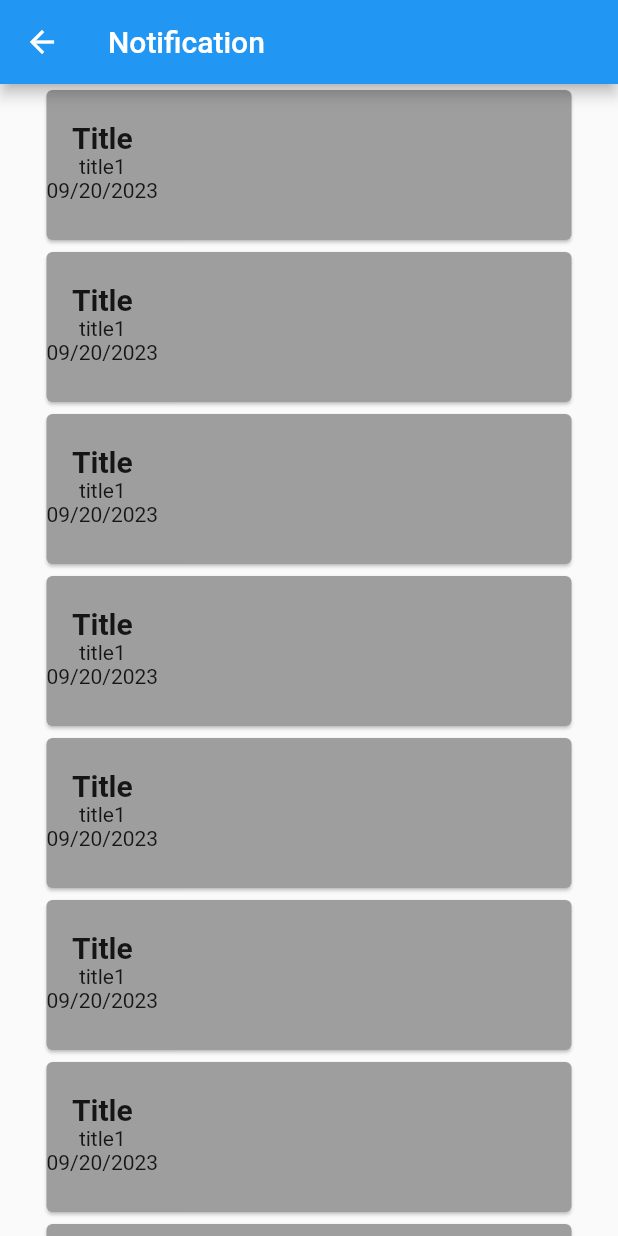
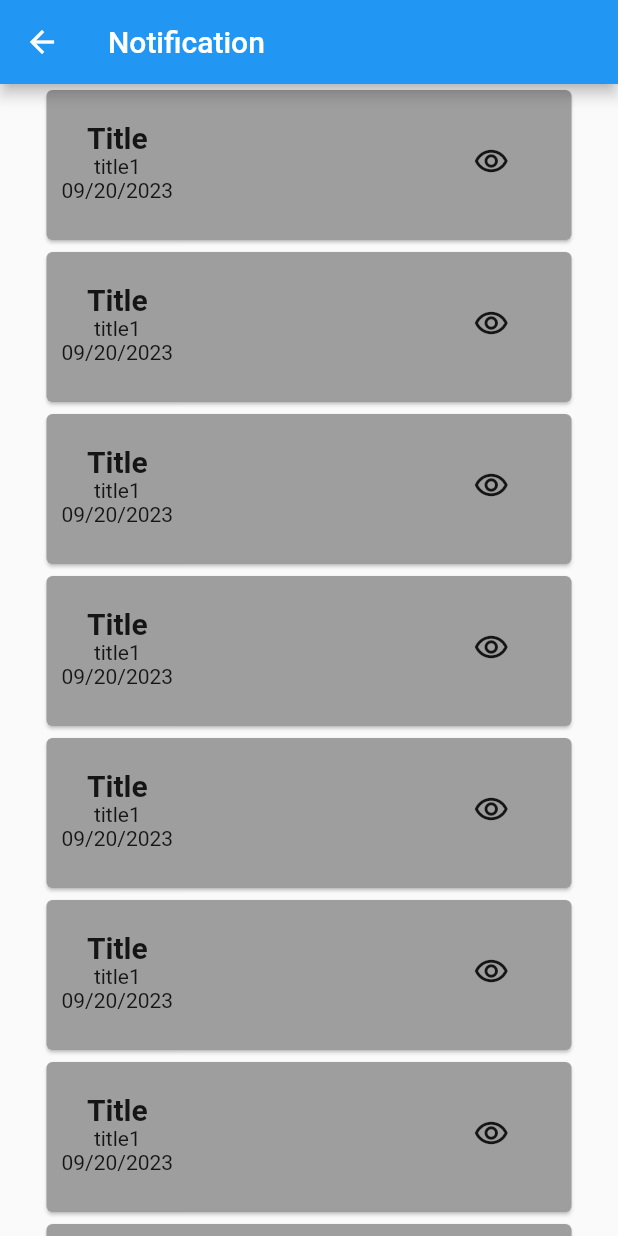
Before and after one commit to Tarikul69/flutter-test, a Flutter app: the notification screen opened directly, on a phone screen of 412 x 824 dp. Run offline on Flutter 3.47's test engine with Material 2 defaults, Android fonts, the phone set to English and light mode, and no system bars; our stand-ins replace get.

Commit message:
1st commit

```diff
--- a/lib/main.dart
+++ b/lib/main.dart
@@ -1,7 +1,6 @@
 import 'package:flutter/cupertino.dart';
 import 'package:flutter/material.dart';
 import 'package:get/get.dart';
-import 'package:test/Home.dart';
 import 'package:test/screen/about.dart';
 import 'package:test/screen/appupdate.dart';
 import 'package:test/screen/myorder.dart';
--- a/lib/screen/notification.dart
+++ b/lib/screen/notification.dart
@@ -1,6 +1,6 @@
 import 'package:flutter/cupertino.dart';
 import 'package:flutter/material.dart';
-import 'package:get/get.dart';
+
 
 class notification extends StatelessWidget {
   const notification({super.key});
@@ -13,27 +13,36 @@ class notification extends StatelessWidget {
         height: 100,
         width: 350,
         child: Padding(
-          padding: EdgeInsets.fromLTRB(0, 20, 0, 0),
+          padding: const EdgeInsets.fromLTRB(0, 20, 0, 0),
           child: Center(
             child: Column(
               children: [
                 Row(
                       children: [
+                        const SizedBox(width: 10,),
                         Column(
                           children: [
                             Text(title, style:TextStyle(fontWeight: FontWeight.bold, fontSize: 20,),),
                             Text(title1, style: TextStyle(),),
                             Text(date, style: TextStyle(),),
                           ],
+                        ),
+                        const SizedBox(width: 200,),
+                        const Column(
+                          children: [
+                           Icon(Icons.remove_red_eye_outlined)
+                          ],
+                        ),
+
+                      ],
                     )
                   ],
                 )
-                ],
+
             ),
 
           ),
         )
-      ),
       );
   }
 
@@ -47,8 +56,12 @@ class notification extends StatelessWidget {
           child: Center(
             child: Column(
               children: [
+                Column(
+                  children: [
                     for(int i=0; i<10; i++)
                       notificationcart(title: "Title", title1: "title1", date: "09/20/2023")
+                  ],
+                ),
               ],
             ),
           ),
```
Also changed, not shown: lib/screen/appupdate.dart (+12 -1 lines), screenshorts/Screenshot 2023-09-21 110151.png (renamed from lib/screen/Screenshot 2023-09-21 110151.png), screenshorts/Screenshot 2023-09-21 110241.png (renamed from lib/screen/Screenshot 2023-09-21 110241.png), screenshorts/Screenshot 2023-09-21 110325.png (renamed from lib/screen/Screenshot 2023-09-21 110325.png). Lines whose indentation alone changed are shown as unchanged.
